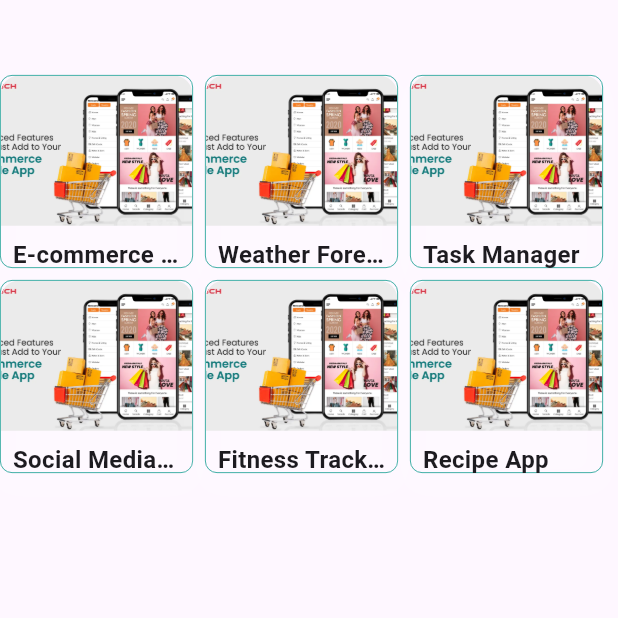
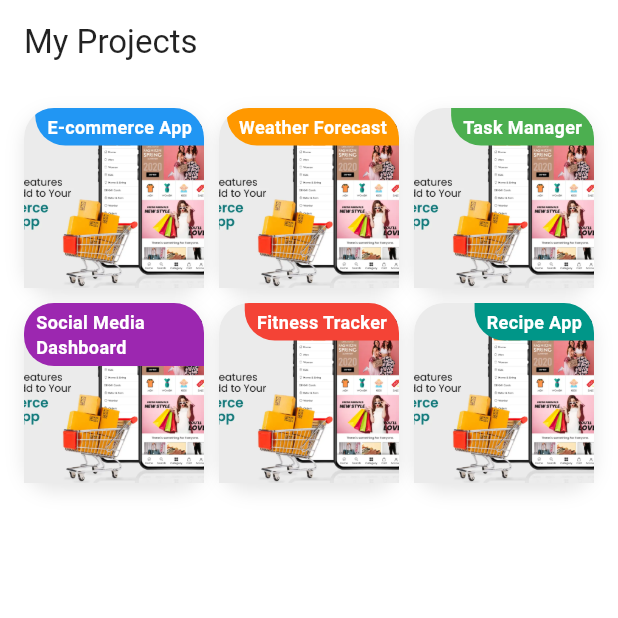
Before and after one commit to nayeemdiu/Sk-Portfolio-, a Flutter app: the ProjectScreen screen opened directly, on a phone screen of 412 x 824 dp, the top half of it. Run offline on Flutter 3.47's test engine with Material 3 defaults, Android fonts, the phone set to English and light mode, and no system bars; our stand-ins replace animated_text_kit, fl_chart, flutter_staggered_animations, google_fonts.

Commit message:
project new change good looking

```diff
--- a/lib/screen/home_screen.dart
+++ b/lib/screen/home_screen.dart
@@ -47,7 +47,6 @@ class _HomePageState extends State<HomePage> {
             )
       ],
     ),
-
     //AboutMeSection() ,
     MyServices(),
     ResumeScreen(),
--- a/lib/screen/projectScreen.dart
+++ b/lib/screen/projectScreen.dart
@@ -5,8 +5,14 @@ class Project {
   final String title;
   final String description;
   final String imageUrl;
+  final Color color;
 
-  Project({required this.title, required this.description, required this.imageUrl});
+  Project({
+    required this.title,
+    required this.description,
+    required this.imageUrl,
+    required this.color,
+  });
 }
 
 class ProjectScreen extends StatelessWidget {
@@ -15,52 +21,66 @@ class ProjectScreen extends StatelessWidget {
       title: 'E-commerce App',
       description: 'A full-featured online shopping experience',
       imageUrl: 'assets/e1.png',
+      color: Colors.blue,
     ),
     Project(
       title: 'Weather Forecast',
       description: 'Real-time weather updates and forecasts',
       imageUrl: 'assets/e1.png',
+      color: Colors.orange,
     ),
     Project(
       title: 'Task Manager',
       description: 'Organize your daily tasks efficiently',
       imageUrl: 'assets/e1.png',
+      color: Colors.green,
     ),
     Project(
       title: 'Social Media Dashboard',
       description: 'Track your social media performance',
       imageUrl: 'assets/e1.png',
+      color: Colors.purple,
     ),
     Project(
       title: 'Fitness Tracker',
       description: 'Monitor your workouts and health stats',
       imageUrl: 'assets/e1.png',
+      color: Colors.red,
     ),
     Project(
       title: 'Recipe App',
       description: 'Discover and save your favorite recipes',
       imageUrl: 'assets/e1.png',
+      color: Colors.teal,
     ),
   ];
 
   @override
   Widget build(BuildContext context) {
     return Scaffold(
+      backgroundColor: Colors.white,
+      appBar: AppBar(
+        title: Text('My Projects', style: TextStyle(color: Colors.black87)),
+        backgroundColor: Colors.white,
+        elevation: 0,
+      ),
       body: AnimationLimiter(
         child: GridView.builder(
-          padding: EdgeInsets.only(top: 50,right: 10),
+          padding: EdgeInsets.all(16),
           gridDelegate: SliverGridDelegateWithFixedCrossAxisCount(
             crossAxisCount: 3,
-            crossAxisSpacing:8,
-            mainAxisSpacing: 8,
+            crossAxisSpacing: 10,
+            mainAxisSpacing: 10,
+            //childAspectRatio: 0.7,
           ),
           itemCount: projects.length,
           itemBuilder: (BuildContext context, int index) {
             return AnimationConfiguration.staggeredGrid(
               position: index,
-              duration: const Duration(milliseconds: 800),
-              columnCount: 2,
-              child: ScaleAnimation(
+              duration: const Duration(milliseconds: 500),
+              columnCount: 3,
+              child: SlideAnimation(
+                verticalOffset: 50.0,
                 child: FadeInAnimation(
                   child: ProjectCard(project: projects[index]),
                 ),
@@ -73,26 +93,36 @@ class ProjectScreen extends StatelessWidget {
   }
 }
 
-class ProjectCard extends StatelessWidget {
+class ProjectCard extends StatefulWidget {
   final Project project;
 
   const ProjectCard({Key? key, required this.project}) : super(key: key);
 
   @override
+  _ProjectCardState createState() => _ProjectCardState();
+}
+
+class _ProjectCardState extends State<ProjectCard> {
+  bool _isHovered = false;
+
+  @override
   Widget build(BuildContext context) {
-    return Container(
+    return MouseRegion(
+      onEnter: (_) => _onHover(true),
+      onExit: (_) => _onHover(false),
+      child: AnimatedContainer(
+        duration: Duration(milliseconds: 300),
+        curve: Curves.easeInOut,
+        transform: _isHovered ? (Matrix4.identity()..scale(1.05)) : Matrix4.identity(),
         decoration: BoxDecoration(
-        border: Border.all(
-          width: 0.5,
-          color: Colors.teal,
-        ),
-        borderRadius: BorderRadius.circular(8),
+          color: Colors.white,
+          borderRadius: BorderRadius.circular(20),
           boxShadow: [
             BoxShadow(
-            color: Colors.white.withOpacity(0.2),
-            spreadRadius: 3,
-            blurRadius: 15,
-            offset: Offset(0, 8),
+              color: _isHovered ? widget.project.color.withOpacity(0.1) : Colors.black.withOpacity(0.1),
+              spreadRadius: _isHovered ? 5 : 0,
+              blurRadius: 10,
+              offset: Offset(0, 5),
             ),
           ],
         ),
@@ -100,33 +130,57 @@ class ProjectCard extends StatelessWidget {
           crossAxisAlignment: CrossAxisAlignment.start,
           children: [
             ClipRRect(
-            borderRadius: BorderRadius.vertical(top: Radius.circular(12)),
-            child: Image.asset(
-              project.imageUrl,
-              height: 100,
+              borderRadius: BorderRadius.vertical(top: Radius.circular(20)),
+              child: Stack(
+                alignment: Alignment.topRight,
+                children: [
+                  Image.asset(
+                    widget.project.imageUrl,
+                    height: 120,
                     width: double.infinity,
                     fit: BoxFit.cover,
+                  ),
+                  Container(
+                    padding: EdgeInsets.symmetric(horizontal: 8, vertical: 4),
+                    decoration: BoxDecoration(
+                      color: widget.project.color,
+                      borderRadius: BorderRadius.only(bottomLeft: Radius.circular(20)),
+                    ),
+                    child: Text(
+                      widget.project.title,
+                      style: TextStyle(color: Colors.white, fontWeight: FontWeight.bold, fontSize: 12),
+                    ),
+                  ),
+                ],
               ),
             ),
             Expanded(
               child: Padding(
-              padding: EdgeInsets.all(8),
+                padding: EdgeInsets.all(12),
                 child: Column(
                   crossAxisAlignment: CrossAxisAlignment.start,
+                  mainAxisAlignment: MainAxisAlignment.spaceBetween,
                   children: [
                     Text(
-                    project.title,
-                    style: TextStyle(fontSize: 16, fontWeight: FontWeight.bold),
-                    maxLines: 1,
+                      widget.project.description,
+                      style: TextStyle(fontSize: 12, color: Colors.grey[600]),
+                      maxLines: 2,
                       overflow: TextOverflow.ellipsis,
                     ),
-                  SizedBox(height: 4),
-                  Expanded(
-                    child: Text(
-                      project.description,
-                      style: TextStyle(fontSize: 12, color: Colors.grey[600]),
-                      maxLines: 3,
-                      overflow: TextOverflow.ellipsis,
+                    AnimatedOpacity(
+
+                      duration: Duration(milliseconds: 300),
+                      opacity: _isHovered ? 1.0 : 0.0,
+                      child: ElevatedButton(
+                        onPressed: () {},
+                        child: Text('View', style: TextStyle(fontSize: 12,color: Colors.white)),
+                        style: ElevatedButton.styleFrom(
+                          backgroundColor: widget.project.color,
+                          shape: RoundedRectangleBorder(
+                            borderRadius: BorderRadius.circular(30),
+                          ),
+                          padding: EdgeInsets.symmetric(horizontal: 12, vertical: 8),
+                        ),
                       ),
                     ),
                   ],
@@ -135,6 +189,24 @@ class ProjectCard extends StatelessWidget {
             ),
           ],
         ),
+      ),
     );
   }
+
+  void _onHover(bool isHovered) {
+    setState(() {
+      _isHovered = isHovered;
+    });
   }
+}
+
+void main() {
+  runApp(MaterialApp(
+    title: 'Project Showcase',
+    theme: ThemeData(
+      primarySwatch: Colors.blue,
+      visualDensity: VisualDensity.adaptivePlatformDensity,
+    ),
+    home: ProjectScreen(),
+  ));
+}
```
Also changed, not shown: lib/widget/my_services.dart (+85 -75 lines). Lines whose indentation alone changed are shown as unchanged.
